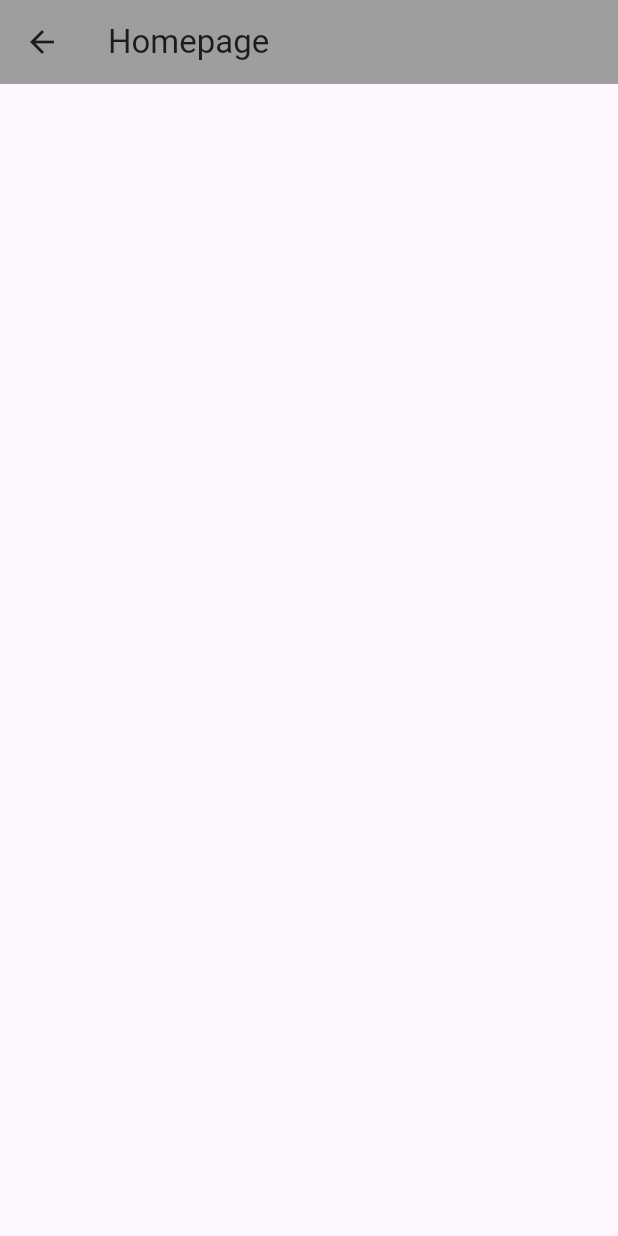
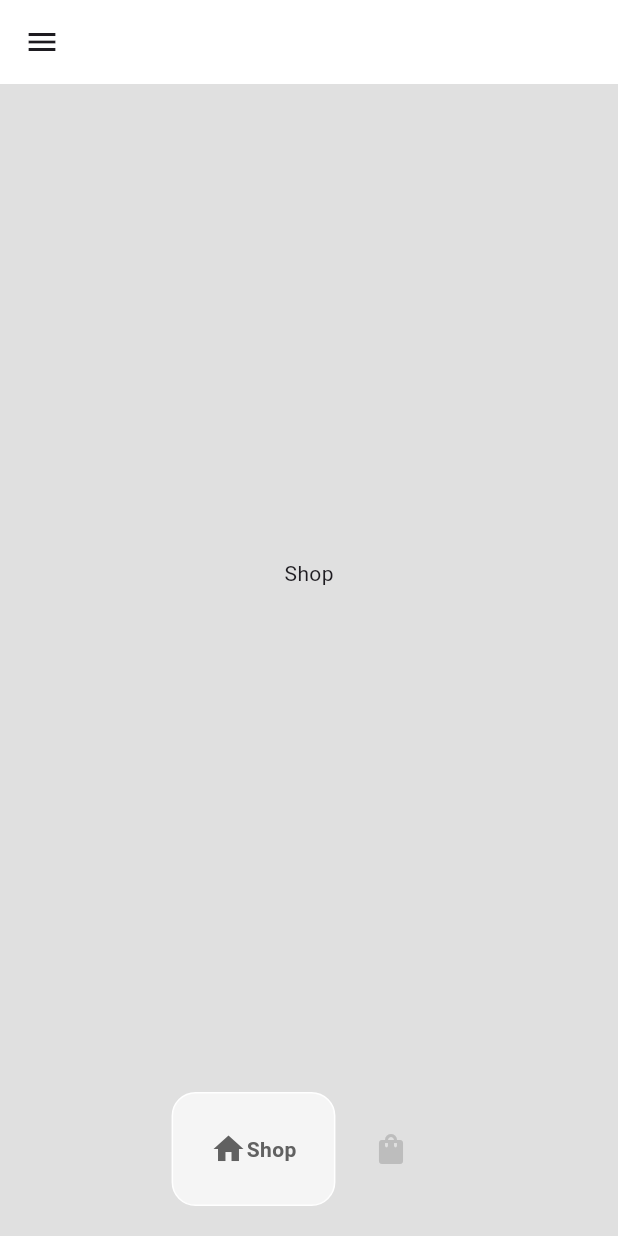
Before and after one commit to jwhatrucoding/Sneaker-Shop-App, a Flutter app: the HomePage screen opened directly, on a phone screen of 412 x 824 dp. Run offline on Flutter 3.47's test engine with Material 3 defaults, Android fonts, the light colour scheme and no system bars; drawn by our look-alikes of google_nav_bar.

Commit message:
Added BottomNavBar
q

```diff
--- /dev/null
+++ b/lib/components/bottom_nav_bar.dart
@@ -0,0 +1,39 @@
+// ignore_for_file: prefer_const_constructors_in_immutables, prefer_const_constructors
+
+import 'package:flutter/material.dart';
+import 'package:google_nav_bar/google_nav_bar.dart';
+
+class MyBottomNavBar extends StatelessWidget {
+  void Function(int)? onTabChange;
+  MyBottomNavBar({
+    super.key,
+    required this.onTabChange,
+  });
+
+  @override
+  Widget build(BuildContext context){
+    // ignore: avoid_unnecessary_containers
+    return Container(
+      padding: EdgeInsets.symmetric(vertical: 20),
+      child: GNav(
+        color: Colors.grey[400],
+        activeColor: Colors.grey.shade700,
+        tabActiveBorder: Border.all(color: Colors.white),
+        tabBackgroundColor: Colors.grey.shade100,
+        mainAxisAlignment: MainAxisAlignment.center,
+        tabBorderRadius: 16,
+        onTabChange: (value) => onTabChange!(value),
+        tabs: const [
+          GButton(
+            icon: Icons.home,
+            text: 'Shop',
+          ),
+
+          GButton(
+            icon: Icons.shopping_bag_rounded,
+            text: 'Cart',
+          ),
+      ])
+    );
+  }
+}
--- /dev/null
+++ b/lib/pages/cart_page.dart
@@ -0,0 +1,14 @@
+// ignore_for_file: prefer_const_constructors_in_immutables, prefer_const_constructors
+
+import 'package:flutter/material.dart';
+
+class CartPage extends StatelessWidget {
+  CartPage({super.key});
+
+  @override
+  Widget build(BuildContext context){
+    return Center(
+      child: Text('Cart'),
+    );
+  }
+}
--- a/lib/pages/home_page.dart
+++ b/lib/pages/home_page.dart
@@ -1,6 +1,9 @@
 
 // ignore_for_file: prefer_const_constructors_in_immutables, prefer_const_constructors
 
+import 'package:ecommerceshop/components/bottom_nav_bar.dart';
+import 'package:ecommerceshop/pages/cart_page.dart';
+import 'package:ecommerceshop/pages/shop_page.dart';
 import 'package:flutter/material.dart';
 
 class HomePage extends StatefulWidget {
@@ -13,10 +16,25 @@ class HomePage extends StatefulWidget {
 class _HomePageState extends State<HomePage>{
 
   // variable
+  // this selected index is to control the bottom nav bar
+  int _selectIndex = 0;
 
 
   //method
+  // this method will update our selected index
+  // when the user taps on the bottom bar
+  void navigateBottomBar(int index) {
+    setState(() {
+      _selectIndex = index;
+    });
+  }
 
+  // pages to display
+  final List<Widget> _pages = [
+    const ShopPage(),
+
+    CartPage(),
+  ];
 
   //UI
 
@@ -25,7 +43,30 @@ class _HomePageState extends State<HomePage>{
   @override
   Widget build(BuildContext context){
     return Scaffold(
-      appBar: AppBar(title: Text("Homepage"),backgroundColor: Colors.grey,),
+      backgroundColor: Colors.grey[300],
+      bottomNavigationBar: MyBottomNavBar(
+        onTabChange: (index) => navigateBottomBar(index),
+      ),
+      appBar: AppBar(
+        backgroundColor: Colors.white,
+        leading: Builder(
+          builder: (context) {
+            return IconButton(
+              onPressed: () {
+                Scaffold.of(context).openDrawer();
+              },
+              icon: const Icon(
+                Icons.menu
+              ));
+          }
+        ),
+          // backgroundColor: Colors.transparent,
+          elevation: 0,
+      ),
+      drawer: Drawer(
+        backgroundColor: Colors.grey[300],
+      ),
+      body: _pages[_selectIndex],
     );
   }
 }
--- /dev/null
+++ b/lib/pages/shop_page.dart
@@ -0,0 +1,31 @@
+
+// ignore_for_file: prefer_const_constructors_in_immutables, prefer_const_constructors
+
+import 'package:flutter/material.dart';
+
+class ShopPage extends StatefulWidget {
+  const ShopPage({super.key});
+
+  @override
+  State<ShopPage> createState() => _ShopPageState();
+}
+
+class _ShopPageState extends State<ShopPage>{
+
+  // variable
+
+
+  //method
+
+
+  //UI
+
+
+
+  @override
+  Widget build(BuildContext context){
+    return Center(
+      child: Text('Shop'),
+    );
+  }
+}
--- a/pubspec.yaml
+++ b/pubspec.yaml
@@ -34,6 +34,7 @@ dependencies:
   # The following adds the Cupertino Icons font to your application.
   # Use with the CupertinoIcons class for iOS style icons.
   cupertino_icons: ^1.0.8
+  google_nav_bar: ^5.0.7
 
 dev_dependencies:
   flutter_test:
```
Also changed, not shown: pubspec.lock.
